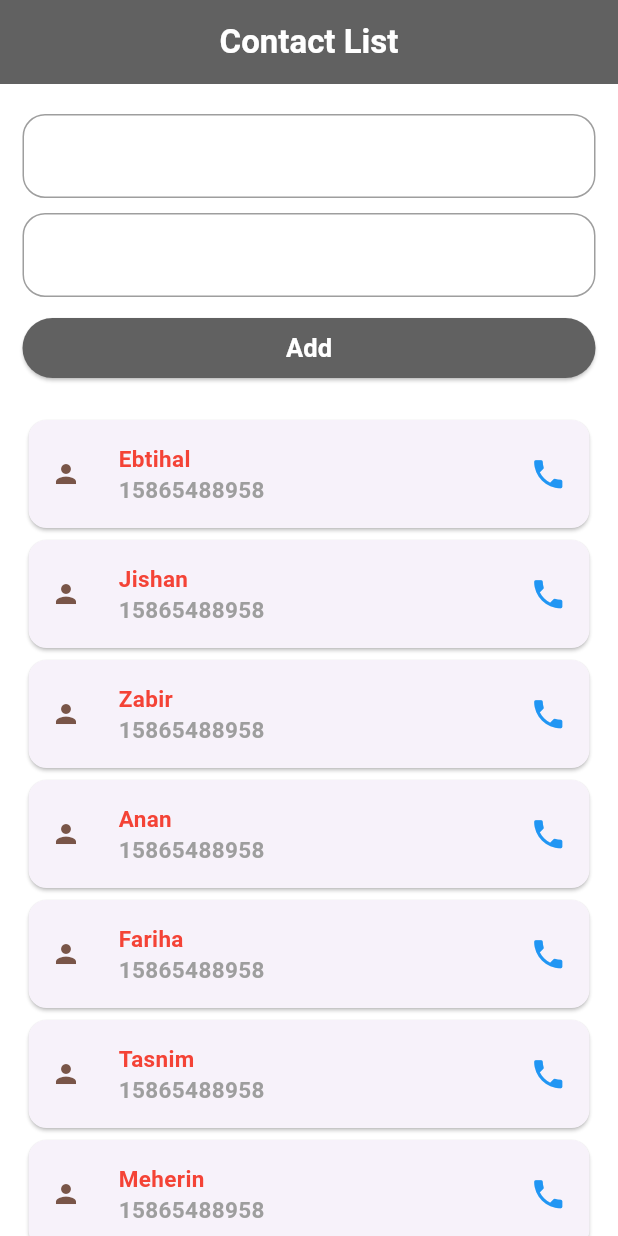
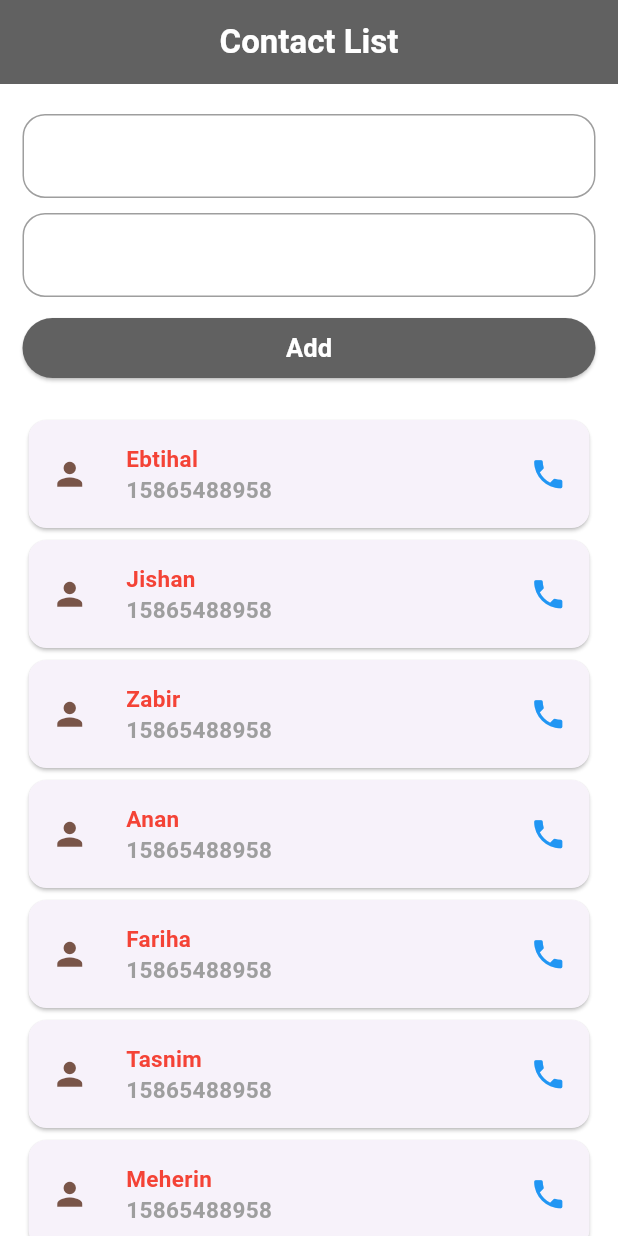
Before and after one commit to ebti-hal/module-15-exam, a Flutter app: the screen it shows after launch, on a phone screen of 412 x 824 dp. Run offline on Flutter 3.47's test engine with Material 3 defaults, Android fonts, the phone set to English and light mode, and no system bars.

Commit message:
code modified

```diff
--- a/lib/home.dart
+++ b/lib/home.dart
@@ -91,13 +91,14 @@ class _HomeState extends State<Home> {
             Expanded(
               child: ListView.builder(
                 itemCount: data.length,
+                physics: BouncingScrollPhysics(),
                 itemBuilder: (context, index){
                   return Card(
                     child: Padding(
                       padding: const EdgeInsets.all(15.0),
                       child: Row(
                         children: [
-                          Icon(Icons.person,size: 20,color: Colors.brown,),
+                          Icon(Icons.person,size: 25,color: Colors.brown,),
                           SizedBox(width: 25,),
                           Column(
                             crossAxisAlignment: .start,
```
